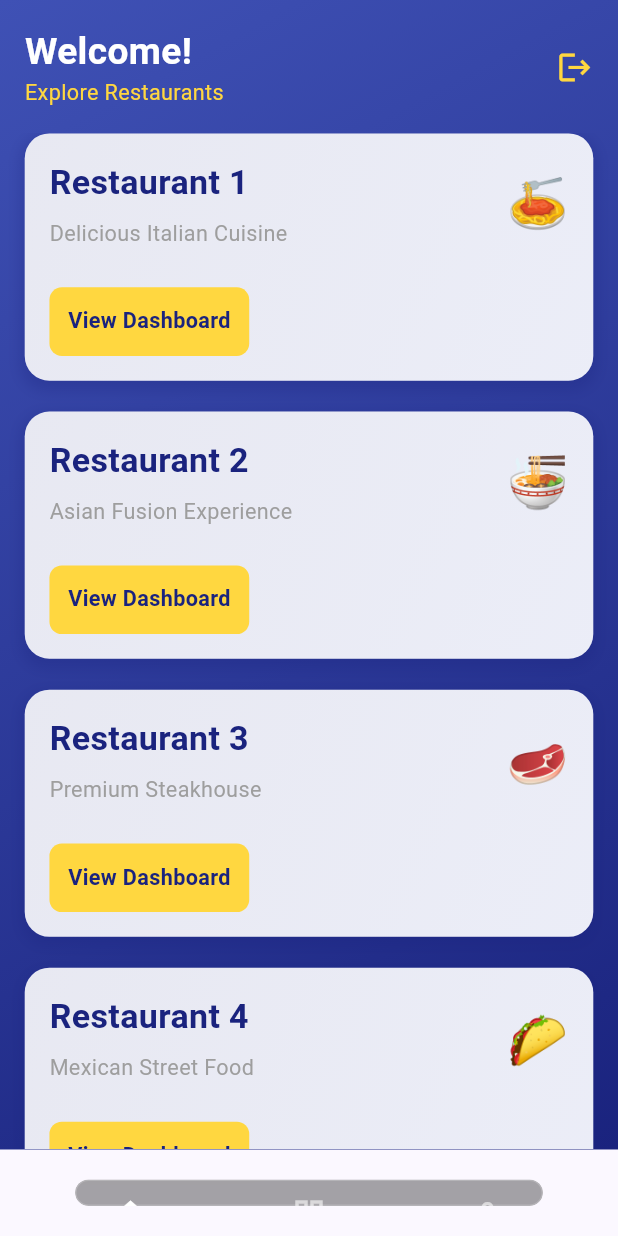
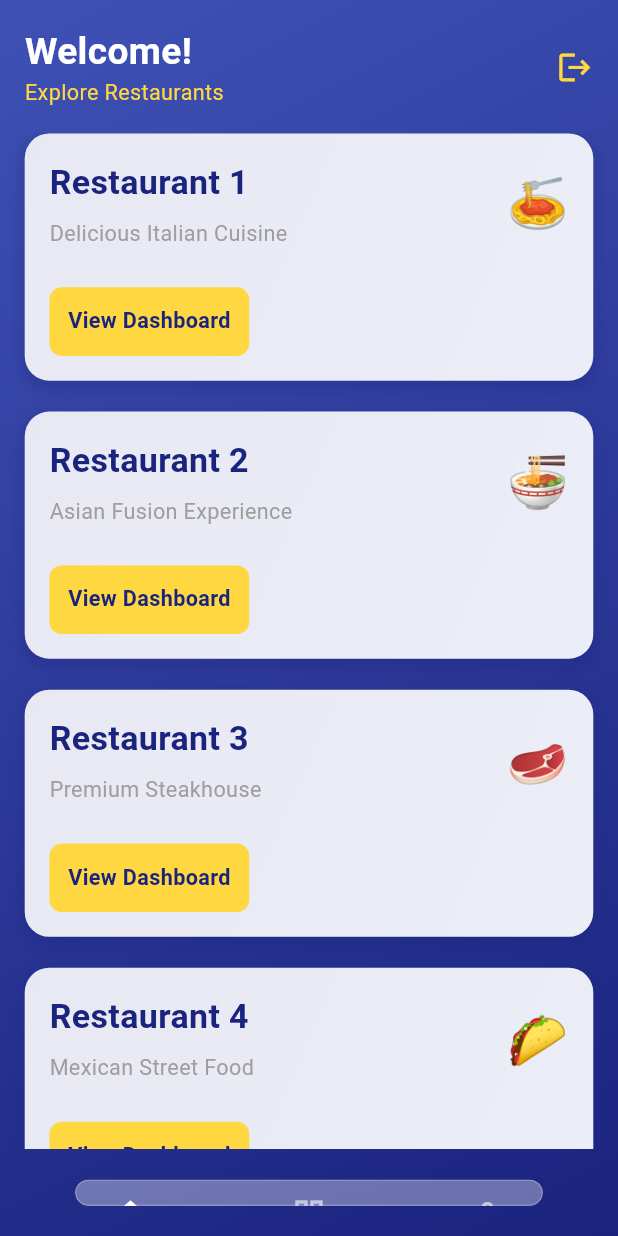
Before and after one commit to nihaltp/MAGNATHON_3, a Flutter app: the screen it shows once a user with an empty profile is signed in, on a phone screen of 412 x 824 dp. Run offline on Flutter 3.47's test engine with Material 3 defaults, Android fonts, the phone set to English and light mode, and no system bars; drawn by our look-alikes of crystal_navigation_bar; our stand-ins replace carousel_slider, cloud_firestore, firebase_auth, firebase_core, google_fonts, pretty_qr_code and 1 more; missing offline and left inert: mobile_scanner; accounts and stored records are empty.

Commit message:
updated navbar

```diff
--- a/userapp/lib/screens/home/home_page.dart
+++ b/userapp/lib/screens/home/home_page.dart
@@ -53,6 +53,7 @@ class _HomePageState extends State<HomePage> {
   @override
   Widget build(BuildContext context) {
     return Scaffold(
+      extendBody: true,
       body: _getPage(_selectedIndex),
       bottomNavigationBar: CrystalNavigationBar(
         currentIndex: _selectedIndex,
@@ -60,7 +61,7 @@ class _HomePageState extends State<HomePage> {
         unselectedItemColor: Colors.white.withOpacity(0.6),
         borderWidth: 1,
         outlineBorderColor: Colors.white.withOpacity(0.2),
-        backgroundColor: Colors.black.withOpacity(0.35),
+        backgroundColor: Colors.white.withOpacity(0.35),
         paddingR: const EdgeInsets.all(0),
         borderRadius: 30,
         onTap: (index) {
```
